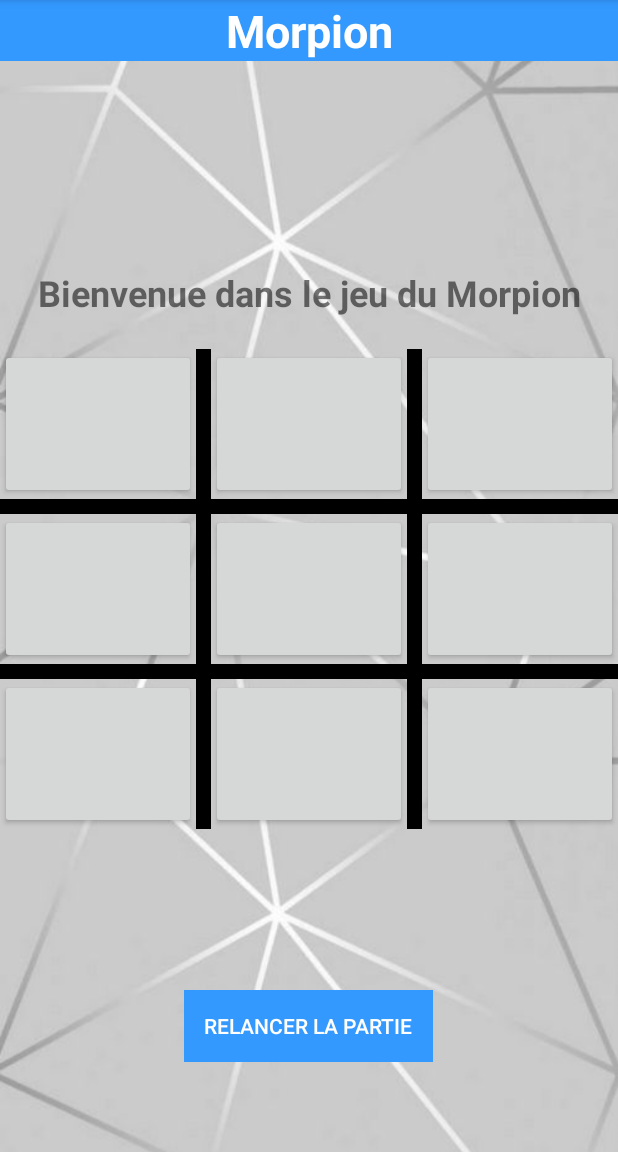
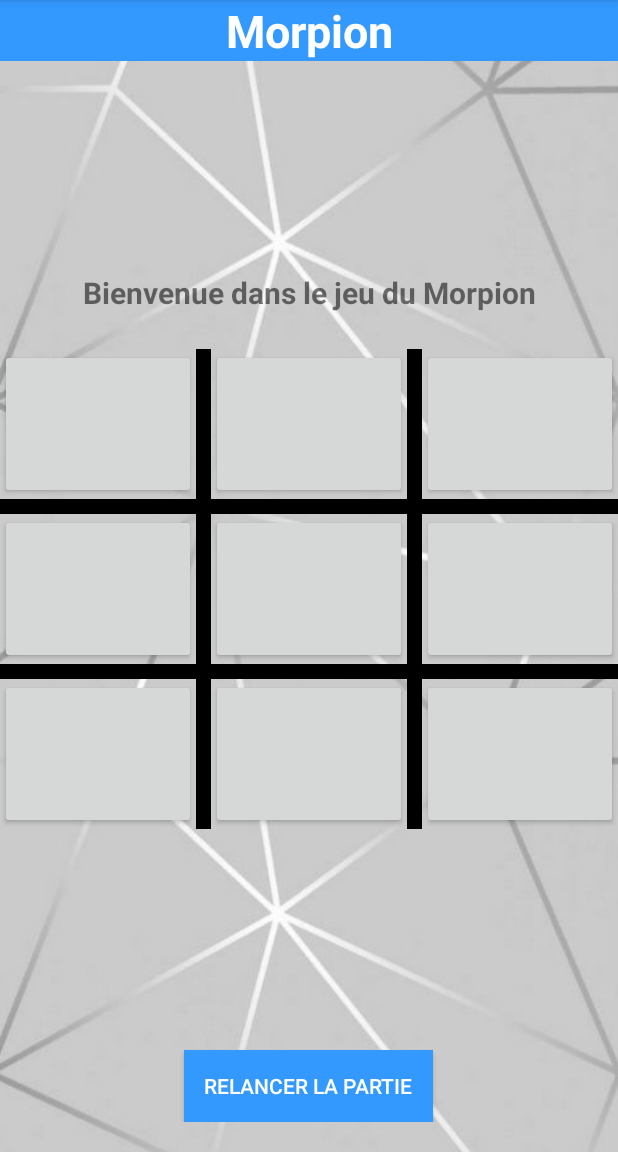
Before and after one commit to Guirdin/DevMobile, an Android app: the MorpionActivity screen opened directly, with no data from a screen before it, on a phone screen of 412 x 824 dp, the part 84-1236 px from its top. Run offline under Robolectric (Android 15) with nearby library versions, the phone set to English and light mode, and no system bars.

Commit message:
Fonction relancer partie
Création de la fonction permettant de relancer la partie dans MorpionActivity.

Modification des dimensions des éléments texte "auTourDe" et du bouton "boutonRelancer".

Co-Authored-By: celinelieutaud <43754550+OphisDgn@users.noreply.github.com>

```diff
--- a/MiniJeux/app/src/main/java/com/muller/minijeux/MainActivity.kt
+++ b/MiniJeux/app/src/main/java/com/muller/minijeux/MainActivity.kt
@@ -1,5 +1,6 @@
 package com.muller.minijeux
 
+import android.util.Log  // Log.v("exemple", "coucou")
 import android.content.Intent
 import androidx.appcompat.app.AppCompatActivity
 import android.os.Bundle
--- a/MiniJeux/app/src/main/java/com/muller/minijeux/MorpionActivity.kt
+++ b/MiniJeux/app/src/main/java/com/muller/minijeux/MorpionActivity.kt
@@ -2,6 +2,7 @@ package com.muller.minijeux
 
 import android.os.Bundle
 import androidx.appcompat.app.AppCompatActivity
+import kotlinx.android.synthetic.main.morpion.*
 
 class MorpionActivity: AppCompatActivity()
 {
@@ -10,5 +11,12 @@ class MorpionActivity: AppCompatActivity()
         super.onCreate(savedInstanceState)
         setContentView(R.layout.morpion)
 
+        boutonRelancer.setOnClickListener {
+            recreate()
+        }
+
     }
+
+
+
 }
--- a/MiniJeux/app/src/main/res/layout/morpion.xml
+++ b/MiniJeux/app/src/main/res/layout/morpion.xml
@@ -50,7 +50,7 @@
                 android:layout_height="35dp"
                 android:gravity="center"
                 android:text="Bienvenue dans le jeu du Morpion"
-                android:textSize="24sp"
+                android:textSize="20sp"
                 android:layout_alignParentBottom="true"
                 android:textStyle="bold" />
         </LinearLayout>
@@ -183,15 +183,14 @@
             android:layout_weight="1"
             android:gravity="bottom"
             android:orientation="vertical"
-            android:paddingBottom="60dp">
+            android:paddingBottom="20dp">
 
             <Button
-                android:id="@+id/buttonRelancer"
+                android:id="@+id/boutonRelancer"
                 android:layout_width="166dp"
                 android:layout_height="wrap_content"
                 android:layout_gravity="center"
                 android:background="@color/articlecolor"
-                android:enabled="false"
                 android:text="Relancer la partie"
                 android:textColor="?attr/colorBackgroundFloating" />
         </LinearLayout>
```
